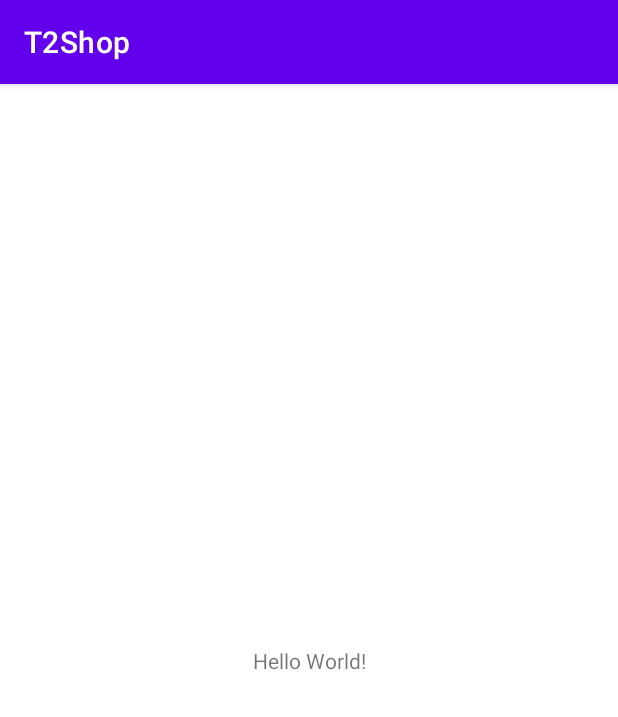
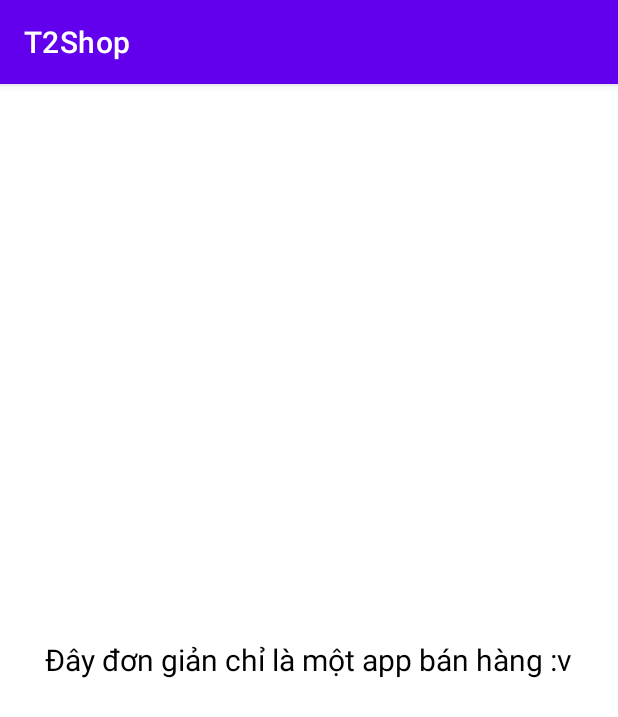
Before and after one commit to ntuan9870/T2ShopApp, an Android app: the screen it shows after launch (MainActivity), on a phone screen of 412 x 824 dp. Shown: the top 717 px of the screen. Run offline under Robolectric (Android 15) with nearby library versions, the phone set to English and light mode, and no system bars.

Commit message:
Thay đổi lần đầu!

```diff
--- a/app/src/main/res/layout/activity_main.xml
+++ b/app/src/main/res/layout/activity_main.xml
@@ -1,18 +1,12 @@
 <?xml version="1.0" encoding="utf-8"?>
-<androidx.constraintlayout.widget.ConstraintLayout xmlns:android="http://schemas.android.com/apk/res/android"
-    xmlns:app="http://schemas.android.com/apk/res-auto"
-    xmlns:tools="http://schemas.android.com/tools"
-    android:layout_width="match_parent"
+<RelativeLayout android:layout_width="match_parent"
     android:layout_height="match_parent"
-    tools:context=".MainActivity">
-
+    xmlns:android="http://schemas.android.com/apk/res/android">
     <TextView
         android:layout_width="wrap_content"
         android:layout_height="wrap_content"
-        android:text="Hello World!"
-        app:layout_constraintBottom_toBottomOf="parent"
-        app:layout_constraintLeft_toLeftOf="parent"
-        app:layout_constraintRight_toRightOf="parent"
-        app:layout_constraintTop_toTopOf="parent" />
-
-</androidx.constraintlayout.widget.ConstraintLayout>
+        android:layout_centerInParent="true"
+        android:text="Đây đơn giản chỉ là một app bán hàng :v"
+        android:textSize="20sp"
+        android:textColor="@color/black"/>
+</RelativeLayout>
```
